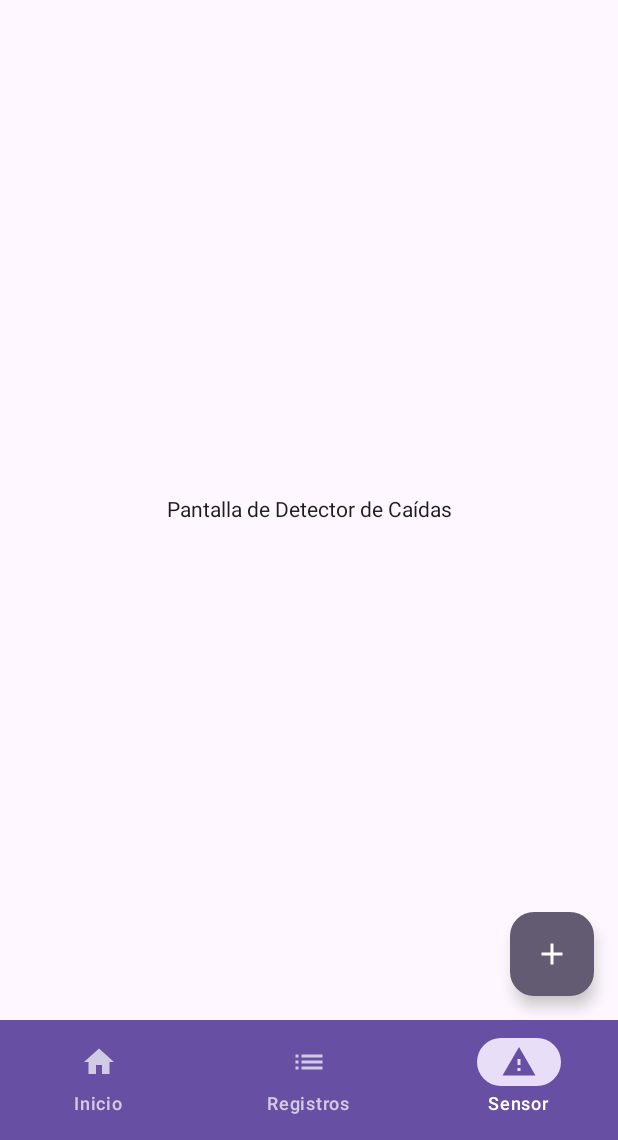
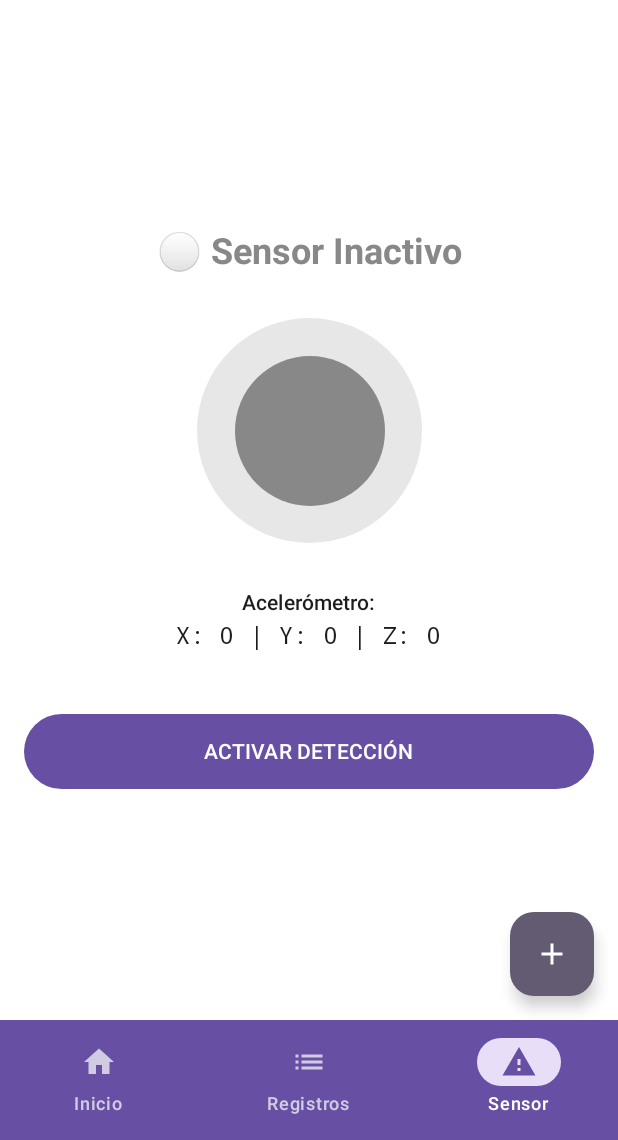
Before and after one commit to KASHlMA/FallSync, an Android app built with Jetpack Compose: the FallDetectionScreen screen opened through its navigation route, on a phone screen of 412 x 824 dp, the part 96-1236 px from its top. Run offline under Robolectric (Android 15) with nearby library versions, the phone set to English and light mode, and no system bars.

Commit message:
Cuando el sensor detecta la caída, guardamos y automáticamente navegamos al ID que nos devuelve el reporte de lo que sucedio

```diff
--- a/app/src/main/java/com/example/fallsync/ui/screens/FallDetectionScreen.kt
+++ b/app/src/main/java/com/example/fallsync/ui/screens/FallDetectionScreen.kt
@@ -1,16 +1,141 @@
 package com.example.fallsync.ui.screens
 
-import androidx.compose.foundation.layout.Box
-import androidx.compose.foundation.layout.fillMaxSize
-import androidx.compose.material3.Text
-import androidx.compose.runtime.Composable
+import android.content.Context
+import android.hardware.Sensor
+import android.hardware.SensorEvent
+import android.hardware.SensorEventListener
+import android.hardware.SensorManager
+import androidx.compose.foundation.background
+import androidx.compose.foundation.layout.*
+import androidx.compose.foundation.shape.CircleShape
+import androidx.compose.material3.*
+import androidx.compose.runtime.*
 import androidx.compose.ui.Alignment
 import androidx.compose.ui.Modifier
+import androidx.compose.ui.graphics.Color
+import androidx.compose.ui.platform.LocalContext
+import androidx.compose.ui.text.font.FontFamily
+import androidx.compose.ui.text.font.FontWeight
+import androidx.compose.ui.unit.dp
+import androidx.compose.ui.unit.sp
 import androidx.navigation.NavController
+import androidx.lifecycle.viewmodel.compose.viewModel
+import com.example.fallsync.ui.viewmodel.RegistrosViewModel
+import java.text.SimpleDateFormat
+import java.util.*
+import kotlin.math.sqrt
 
 @Composable
-fun FallDetectionScreen(navController: NavController) {
-    Box(modifier = Modifier.fillMaxSize(), contentAlignment = Alignment.Center) {
-        Text("Pantalla de Detector de Caídas")
+fun FallDetectionScreen(
+    navController: NavController,
+    viewModel: RegistrosViewModel = viewModel()
+) {
+    val context = LocalContext.current
+
+    var isDetectionActive by remember { mutableStateOf(false) }
+    var isFallDetected by remember { mutableStateOf(false) }
+    var sensorValues by remember { mutableStateOf("X: 0 | Y: 0 | Z: 0") }
+
+    // Manejo del Sensor
+    DisposableEffect(isDetectionActive) {
+        val sensorManager = context.getSystemService(Context.SENSOR_SERVICE) as SensorManager
+        val accelerometer = sensorManager.getDefaultSensor(Sensor.TYPE_ACCELEROMETER)
+
+        val sensorListener = object : SensorEventListener {
+            override fun onSensorChanged(event: SensorEvent?) {
+                event?.let {
+                    val x = it.values[0]
+                    val y = it.values[1]
+                    val z = it.values[2]
+
+                    sensorValues = "X: ${"%.1f".format(x)} Y: ${"%.1f".format(y)} Z: ${"%.1f".format(z)}"
+
+                    val gForce = sqrt(x * x + y * y + z * z) / 9.81
+
+                    // DETECCIÓN DE CAÍDA (> 3G)
+                    if (gForce > 3.0 && isDetectionActive && !isFallDetected) {
+                        isFallDetected = true
+                        isDetectionActive = false // Detenemos para no registrar doble
+
+                        // 1. Preparamos los datos automáticos
+                        val fechaActual = SimpleDateFormat("yyyy-MM-dd", Locale.getDefault()).format(Date())
+                        val horaActual = SimpleDateFormat("HH:mm:ss", Locale.getDefault()).format(Date())
+                        val descripcionAuto = "⚠️ Caída detectada a las $horaActual"
+
+                        // 2. Guardamos y NAVEGAMOS AL UPDATE
+                        viewModel.createRegistro(descripcionAuto, fechaActual) { nuevoId ->
+                            // Esta parte se ejecuta cuando el servidor confirma el guardado
+                            navController.navigate("update/$nuevoId")
+                        }
+                    }
+                }
+            }
+            override fun onAccuracyChanged(sensor: Sensor?, accuracy: Int) {}
+        }
+
+        if (isDetectionActive && accelerometer != null) {
+            sensorManager.registerListener(sensorListener, accelerometer, SensorManager.SENSOR_DELAY_UI)
+        }
+
+        onDispose {
+            sensorManager.unregisterListener(sensorListener)
+        }
+    }
+
+    // --- Diseño Visual ---
+    val backgroundColor = if (isFallDetected) Color(0xFFFFEBEE) else Color.White
+    val statusColor = if (isFallDetected) Color.Red else if (isDetectionActive) Color(0xFF4CAF50) else Color.Gray
+    val statusText = if (isFallDetected) "¡CAÍDA REGISTRADA!" else if (isDetectionActive) "🟢 Monitoreando..." else "⚪ Sensor Inactivo"
+
+    Column(
+        modifier = Modifier
+            .fillMaxSize()
+            .background(backgroundColor)
+            .padding(16.dp),
+        horizontalAlignment = Alignment.CenterHorizontally,
+        verticalArrangement = Arrangement.Center
+    ) {
+        Text(statusText, fontSize = 24.sp, fontWeight = FontWeight.Bold, color = statusColor)
+
+        Spacer(modifier = Modifier.height(30.dp))
+
+        // Animación visual del sensor
+        Box(
+            modifier = Modifier
+                .size(150.dp)
+                .background(statusColor.copy(alpha = 0.2f), CircleShape),
+            contentAlignment = Alignment.Center
+        ) {
+            Box(
+                modifier = Modifier
+                    .size(100.dp)
+                    .background(statusColor, CircleShape)
+            )
+        }
+
+        Spacer(modifier = Modifier.height(30.dp))
+
+        Text("Acelerómetro:", style = MaterialTheme.typography.labelLarge)
+        Text(
+            text = sensorValues,
+            style = MaterialTheme.typography.bodyLarge,
+            fontFamily = FontFamily.Monospace
+        )
+        Spacer(modifier = Modifier.height(40.dp))
+
+        if (isFallDetected) {
+            Text("Redirigiendo al registro...", fontStyle = androidx.compose.ui.text.font.FontStyle.Italic)
+            CircularProgressIndicator(modifier = Modifier.padding(top = 16.dp))
+        } else {
+            Button(
+                onClick = { isDetectionActive = !isDetectionActive },
+                colors = ButtonDefaults.buttonColors(
+                    containerColor = if (isDetectionActive) Color.Red else MaterialTheme.colorScheme.primary
+                ),
+                modifier = Modifier.fillMaxWidth().height(50.dp)
+            ) {
+                Text(if (isDetectionActive) "DETENER" else "ACTIVAR DETECCIÓN")
+            }
+        }
     }
 }
```
